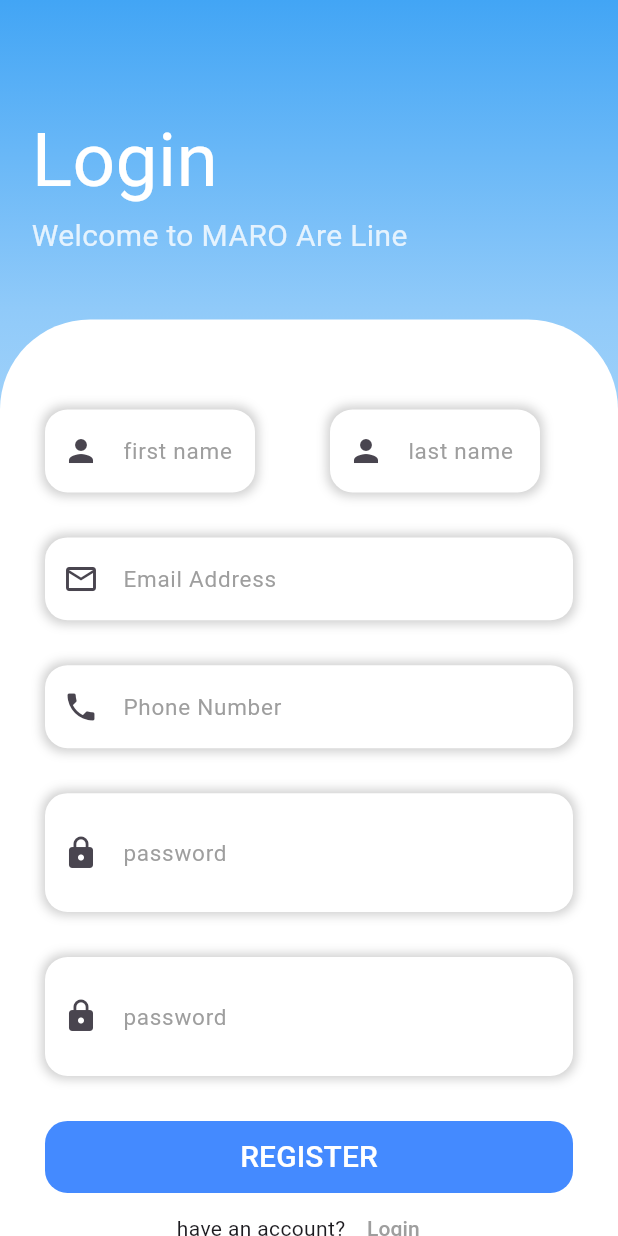
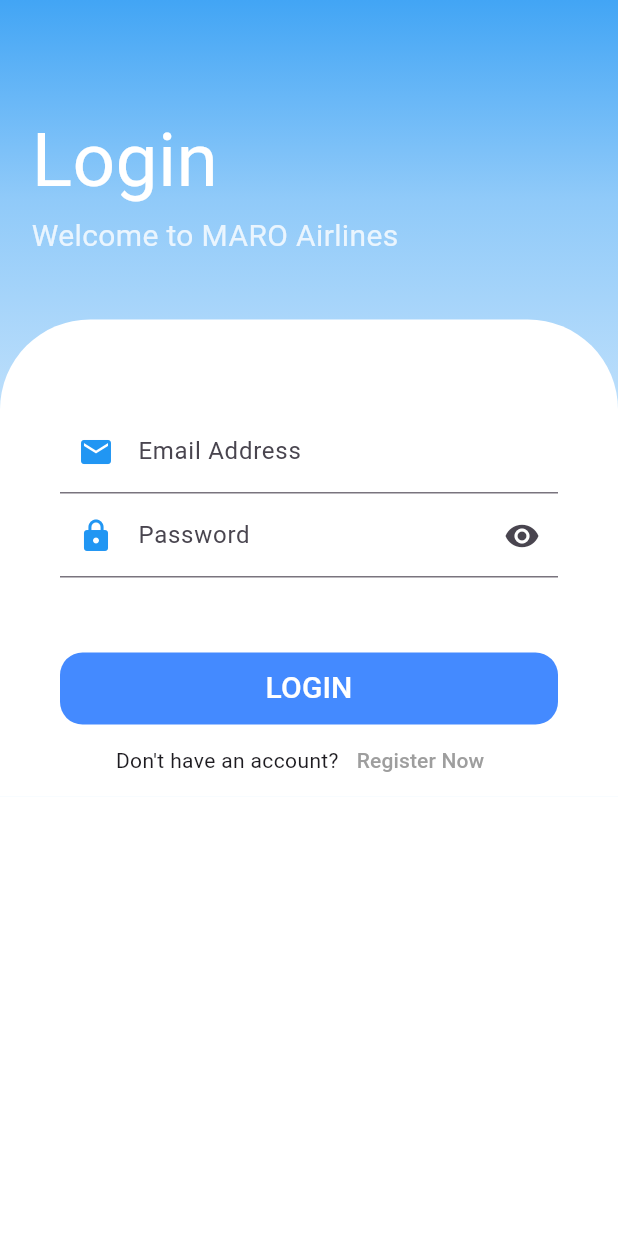
Before and after one commit to xmaherr/air_plane_mobile_app, a Flutter app: the screen it shows after launch, on a phone screen of 412 x 824 dp. Run offline on Flutter 3.47's test engine with Material 3 defaults, Android fonts, the light colour scheme and no system bars; accounts and stored records are empty.

Commit message:
master updated

```diff
--- a/lib/layout/login_page_layout.dart
+++ b/lib/layout/login_page_layout.dart
@@ -48,14 +48,14 @@
                   crossAxisAlignment: CrossAxisAlignment.start,
                   children: [
                     const Text(
-                      'Register',
+                      'Login',
                       style: TextStyle(
                         fontSize: 50,
                         color: Colors.white,
                       ),
                     ),
                     Text(
-                      'Welcome to MARO Are Line',
+                      'Welcome to MARO Airlines',
                       style: TextStyle(
                         fontSize: 20,
                         color: Colors.white.withOpacity(0.8),
--- a/lib/layout/register_screen_layout.dart
+++ b/lib/layout/register_screen_layout.dart
@@ -63,14 +63,14 @@
                     crossAxisAlignment: CrossAxisAlignment.start,
                     children: [
                       const Text(
-                        'Login',
+                        'Register',
                         style: TextStyle(
                           fontSize: 50,
                           color: Colors.white,
                         ),
                       ),
                       Text(
-                        'Welcome to MARO Are Line',
+                        'Register now at MARO Airlines',
                         style: TextStyle(
                           fontSize: 20,
                           color: Colors.white.withOpacity(0.8),
@@ -388,7 +388,9 @@
                           Row(
                             mainAxisAlignment: MainAxisAlignment.center,
                             children: [
-                              const Text('have an account?'),
+                              const Text(
+                                'have already an account?',
+                              ),
                               TextButton(
                                 onPressed: () {
                                   // Navigate to the register screen
--- a/lib/main.dart
+++ b/lib/main.dart
@@ -1,6 +1,5 @@
+import 'package:air_plane/layout/login_page_layout.dart';
 import 'package:flutter/material.dart';
-
-import 'layout/register_screen_layout.dart';
 
 void main() {
   runApp(const MyApp());
@@ -14,10 +13,9 @@
   Widget build(BuildContext context) {
     return const MaterialApp(
       debugShowCheckedModeBanner: false,
-      home: RegisterScreenLayout(),
+      home: LoginScreenLayout(),
     );
   }
 }
 
-
-  // This widget is the root of your application.
+// This widget is the root of your application.
```
